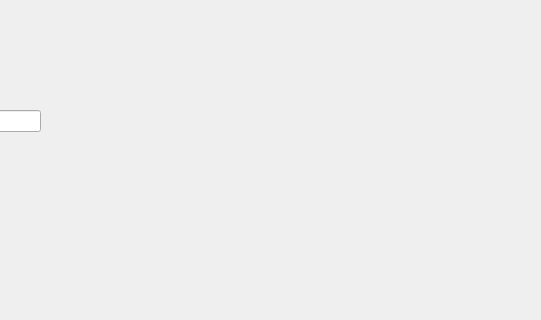
The window that binaryultimate.ui (angryatti/binaryips) describes before a commit, drawn with Qt 5; both pictures show x 140 to 681 and y 0 to 320 of the 800 by 600 pixel window.
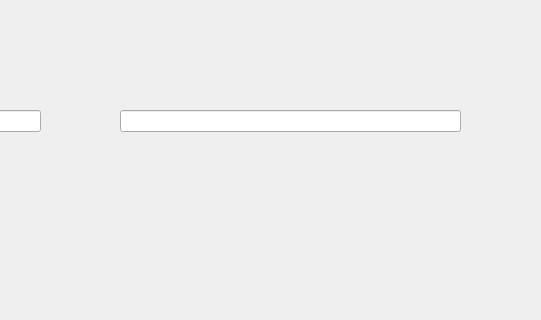
The same window after the commit.

Commit message: initial decimal ipv4 to binary ip

```diff
--- a/binaryultimate.ui
+++ b/binaryultimate.ui
@@ -50,17 +50,17 @@
      <string>To Binary</string>
     </property>
    </widget>
-   <widget class="QLabel" name="outBinL2">
+   <widget class="QLineEdit" name="binaryIPLE2">
     <property name="geometry">
      <rect>
-      <x>220</x>
+      <x>260</x>
       <y>110</y>
-      <width>49</width>
-      <height>21</height>
+      <width>341</width>
+      <height>22</height>
      </rect>
     </property>
-    <property name="text">
-     <string/>
+    <property name="readOnly">
+     <bool>true</bool>
     </property>
    </widget>
   </widget>
```
The commit also changes 2 other files.
